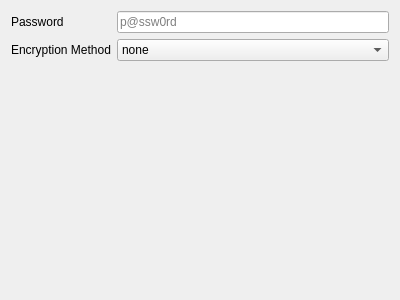
Qv2ray/Qv2ray, file src/plugins/protocols/ui/outbound/shadowsocks.ui: the form before one commit.
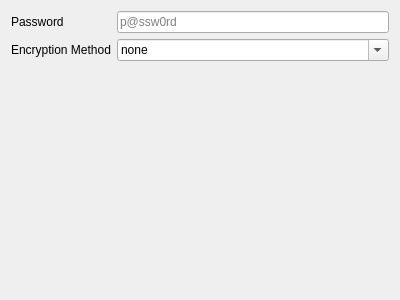
The form after the commit.

Commit message: make QComboBox ss_encryptionMethod editable

Patch:
```diff
--- a/src/plugins/protocols/ui/outbound/shadowsocks.ui
+++ b/src/plugins/protocols/ui/outbound/shadowsocks.ui
@@ -43,6 +43,9 @@
        <verstretch>0</verstretch>
       </sizepolicy>
      </property>
+     <property name="editable">
+      <bool>true</bool>
+     </property>
      <item>
       <property name="text">
        <string notr="true">none</string>
```
The commit also changes 2 other files.
